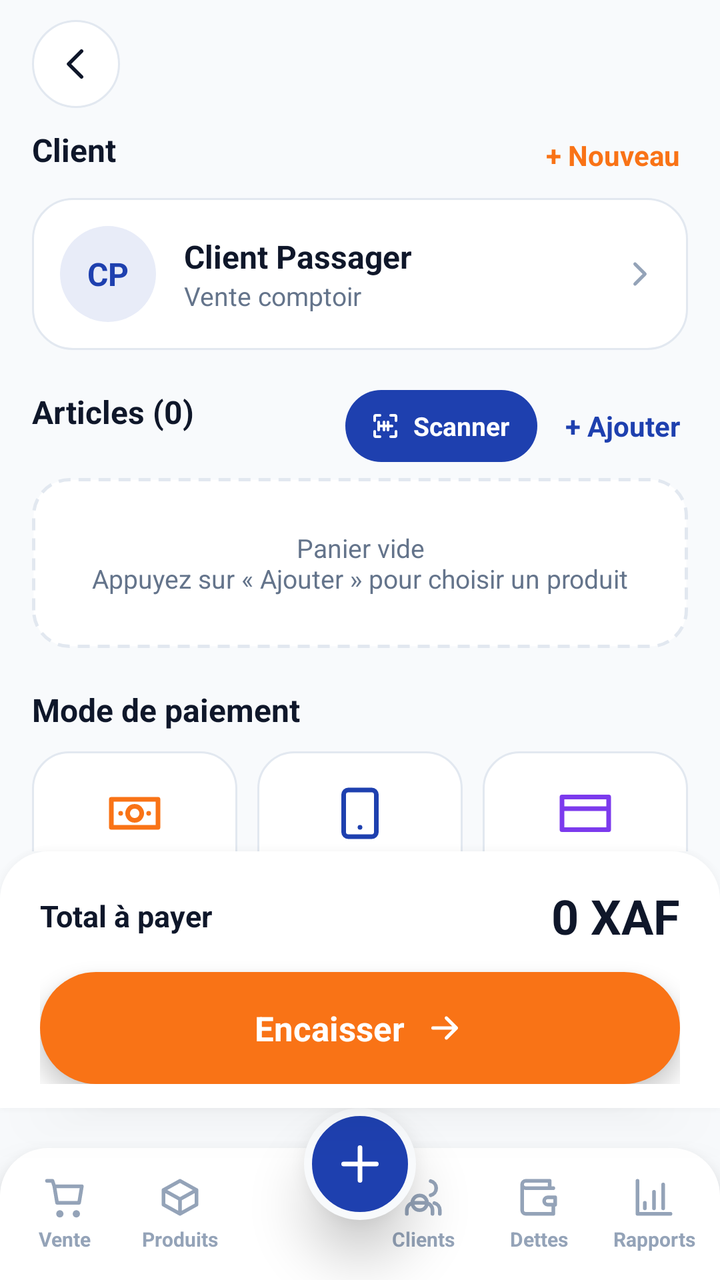
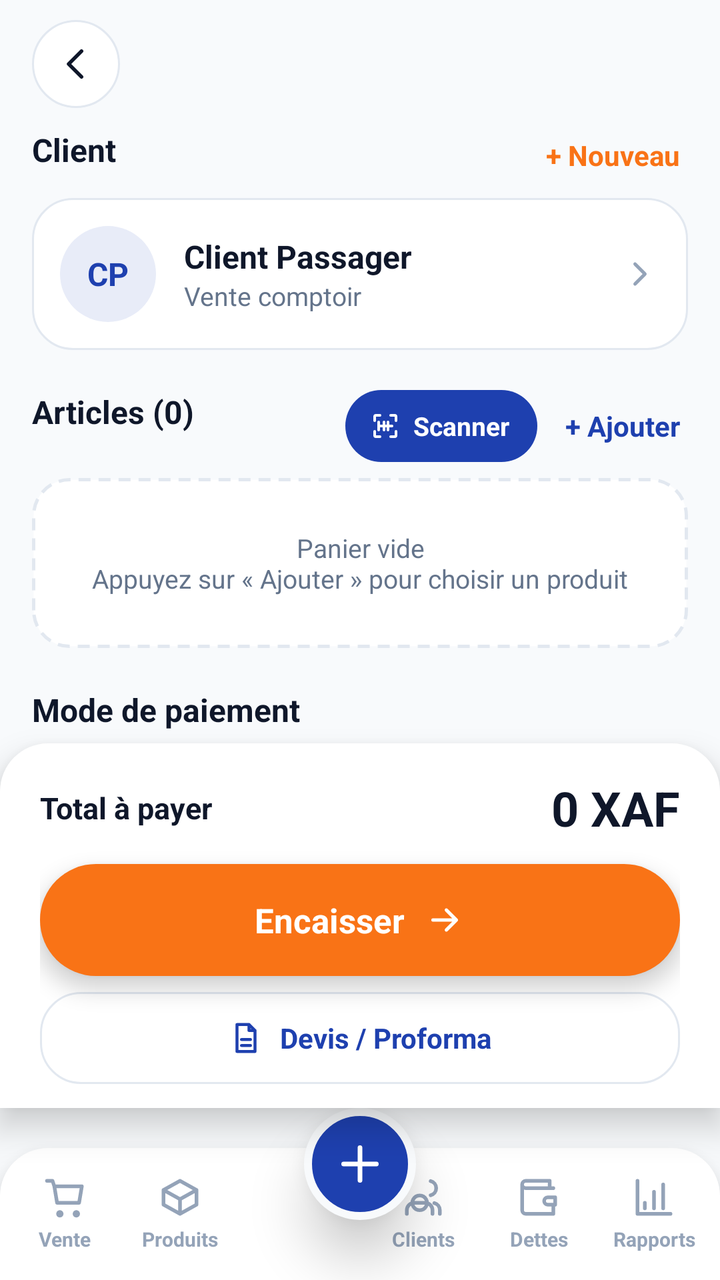

Two renders of the same Android screen: before a commit and after it. Below are the layout's source before the change and the commit's diff.
<!-- AndroidManifest.xml: application theme Theme.AfriComptaPlus -->
<!-- res/layout/activity_sale.xml -->
<?xml version="1.0" encoding="utf-8"?>
<LinearLayout xmlns:android="http://schemas.android.com/apk/res/android"
    android:layout_width="match_parent" android:layout_height="match_parent"
    android:orientation="vertical" android:background="@color/surface">

    <include layout="@layout/view_topbar"/>

    <androidx.core.widget.NestedScrollView
        android:layout_width="match_parent" android:layout_height="0dp"
        android:layout_weight="1" android:overScrollMode="never">
        <LinearLayout android:layout_width="match_parent" android:layout_height="wrap_content"
            android:orientation="vertical" android:paddingStart="16dp" android:paddingEnd="16dp"
            android:paddingBottom="12dp">

            
            <RelativeLayout android:layout_width="match_parent" android:layout_height="wrap_content"
                android:layout_marginBottom="8dp">
                <TextView style="@style/SectionTitle" android:text="Client"/>
                <TextView android:id="@+id/btnNewClient"
                    android:layout_width="wrap_content" android:layout_height="wrap_content"
                    android:layout_alignParentEnd="true" android:text="+ Nouveau"
                    android:textColor="@color/accent" android:textSize="14sp" android:textStyle="bold"
                    android:padding="4dp"/>
            </RelativeLayout>

            <LinearLayout android:id="@+id/btnSelectClient"
                android:layout_width="match_parent" android:layout_height="wrap_content"
                android:orientation="horizontal" android:gravity="center_vertical"
                android:padding="14dp" android:background="@drawable/bg_card"
                android:clickable="true" android:focusable="true">
                <TextView android:id="@+id/tvClientAvatar"
                    android:layout_width="48dp" android:layout_height="48dp"
                    android:background="@drawable/bg_avatar" android:gravity="center"
                    android:text="CP" android:textColor="@color/primary"
                    android:textSize="16sp" android:textStyle="bold"/>
                <LinearLayout android:layout_width="0dp" android:layout_height="wrap_content"
                    android:layout_weight="1" android:layout_marginStart="14dp" android:orientation="vertical">
                    <TextView android:id="@+id/tvClientSelected"
                        android:layout_width="wrap_content" android:layout_height="wrap_content"
                        android:text="Client Passager" android:textColor="@color/text_primary"
                        android:textSize="16sp" android:textStyle="bold" android:singleLine="true"/>
                    <TextView android:id="@+id/tvClientPhone"
                        android:layout_width="wrap_content" android:layout_height="wrap_content"
                        android:text="Vente comptoir" android:textColor="@color/text_secondary"
                        android:textSize="13sp"/>
                </LinearLayout>
                <ImageView android:layout_width="20dp" android:layout_height="20dp"
                    android:src="@drawable/ic_chevron" android:tint="@color/text_hint"/>
            </LinearLayout>

            
            <RelativeLayout android:layout_width="match_parent" android:layout_height="wrap_content"
                android:layout_marginTop="20dp" android:layout_marginBottom="8dp">
                <TextView android:id="@+id/tvArticlesTitle" style="@style/SectionTitle" android:text="Articles (0)"/>
                <LinearLayout android:layout_width="wrap_content" android:layout_height="wrap_content"
                    android:layout_alignParentEnd="true" android:orientation="horizontal" android:gravity="center_vertical">
                    <LinearLayout android:id="@+id/btnScan"
                        android:layout_width="wrap_content" android:layout_height="36dp"
                        android:orientation="horizontal" android:gravity="center"
                        android:paddingStart="12dp" android:paddingEnd="14dp"
                        android:background="@drawable/bg_btn_primary"
                        android:clickable="true" android:focusable="true">
                        <ImageView android:layout_width="16dp" android:layout_height="16dp"
                            android:src="@drawable/ic_scan" android:tint="@color/white"/>
                        <TextView android:layout_width="wrap_content" android:layout_height="wrap_content"
                            android:layout_marginStart="6dp" android:text="Scanner"
                            android:textColor="@color/white" android:textSize="13sp" android:textStyle="bold"/>
                    </LinearLayout>
                    <TextView android:id="@+id/btnAddProduct"
                        android:layout_width="wrap_content" android:layout_height="wrap_content"
                        android:layout_marginStart="10dp" android:text="+ Ajouter"
                        android:textColor="@color/primary" android:textSize="14sp" android:textStyle="bold"
                        android:padding="4dp"/>
                </LinearLayout>
            </RelativeLayout>

            <TextView android:id="@+id/tvEmptyCart"
                android:layout_width="match_parent" android:layout_height="wrap_content"
                android:background="@drawable/bg_dashed_box" android:gravity="center"
                android:padding="26dp" android:text="Panier vide\nAppuyez sur « Ajouter » pour choisir un produit"
                android:textColor="@color/text_secondary" android:textSize="13sp"/>

            <androidx.recyclerview.widget.RecyclerView
                android:id="@+id/rvCart"
                android:layout_width="match_parent" android:layout_height="wrap_content"
                android:nestedScrollingEnabled="false" android:overScrollMode="never"/>

            
            <TextView style="@style/SectionTitle" android:text="Mode de paiement"
                android:layout_marginTop="20dp" android:layout_marginBottom="10dp"/>

            <LinearLayout android:layout_width="match_parent" android:layout_height="wrap_content"
                android:orientation="horizontal">
                <LinearLayout android:id="@+id/payCash" style="@style/PayCard" android:layout_marginEnd="5dp">
                    <ImageView android:layout_width="28dp" android:layout_height="28dp"
                        android:src="@drawable/ic_cash" android:tint="@color/accent"/>
                    <TextView style="@style/PayLabel" android:text="Espèces"/>
                </LinearLayout>
                <LinearLayout android:id="@+id/payMobile" style="@style/PayCard" android:layout_marginStart="5dp" android:layout_marginEnd="5dp">
                    <ImageView android:layout_width="28dp" android:layout_height="28dp"
                        android:src="@drawable/ic_phone" android:tint="@color/primary"/>
                    <TextView style="@style/PayLabel" android:text="Mobile Money"/>
                </LinearLayout>
                <LinearLayout android:id="@+id/payCredit" style="@style/PayCard" android:layout_marginStart="5dp">
                    <ImageView android:layout_width="28dp" android:layout_height="28dp"
                        android:src="@drawable/ic_card" android:tint="@color/violet"/>
                    <TextView style="@style/PayLabel" android:text="Crédit"/>
                </LinearLayout>
            </LinearLayout>

            <EditText android:id="@+id/etDueDate"
                android:layout_width="match_parent" android:layout_height="wrap_content"
                android:layout_marginTop="12dp" android:hint="Échéance du crédit (AAAA-MM-JJ)"
                android:inputType="date" android:visibility="gone"/>
        </LinearLayout>
    </androidx.core.widget.NestedScrollView>

    
    <LinearLayout android:layout_width="match_parent" android:layout_height="wrap_content"
        android:orientation="vertical" android:background="@drawable/bg_sticky_bottom"
        android:elevation="10dp" android:paddingStart="20dp" android:paddingEnd="20dp"
        android:paddingTop="16dp" android:paddingBottom="12dp">

        <LinearLayout android:id="@+id/rowTaxes" android:layout_width="match_parent" android:layout_height="wrap_content"
            android:orientation="vertical" android:layout_marginBottom="8dp" android:visibility="gone">
            <LinearLayout android:layout_width="match_parent" android:layout_height="wrap_content" android:orientation="horizontal">
                <TextView android:layout_width="0dp" android:layout_height="wrap_content" android:layout_weight="1"
                    android:text="Sous-total" android:textColor="@color/text_secondary" android:textSize="13sp"/>
                <TextView android:id="@+id/tvSubtotal" android:layout_width="wrap_content" android:layout_height="wrap_content"
                    android:textColor="@color/text_primary" android:textSize="13sp"/>
            </LinearLayout>
            <LinearLayout android:layout_width="match_parent" android:layout_height="wrap_content"
                android:orientation="horizontal" android:layout_marginTop="4dp">
                <TextView android:id="@+id/tvTaxLabel" android:layout_width="0dp" android:layout_height="wrap_content" android:layout_weight="1"
                    android:text="TVA" android:textColor="@color/text_secondary" android:textSize="13sp"/>
                <TextView android:id="@+id/tvTaxAmount" android:layout_width="wrap_content" android:layout_height="wrap_content"
                    android:textColor="@color/text_primary" android:textSize="13sp"/>
            </LinearLayout>
        </LinearLayout>

        <LinearLayout android:layout_width="match_parent" android:layout_height="wrap_content"
            android:orientation="horizontal" android:gravity="center_vertical">
            <TextView android:layout_width="0dp" android:layout_height="wrap_content"
                android:layout_weight="1" android:text="Total à payer"
                android:textColor="@color/text_primary" android:textSize="15sp" android:textStyle="bold"/>
            <TextView android:id="@+id/tvTotal"
                android:layout_width="wrap_content" android:layout_height="wrap_content"
                android:text="0 XAF" android:textColor="@color/text_primary"
                android:textSize="24sp" android:textStyle="bold"/>
        </LinearLayout>

        <LinearLayout android:id="@+id/btnFinalizeSale"
            android:layout_width="match_parent" android:layout_height="56dp"
            android:layout_marginTop="12dp" android:orientation="horizontal"
            android:gravity="center" android:background="@drawable/bg_btn_cta"
            android:elevation="6dp" android:clickable="true" android:focusable="true">
            <TextView android:layout_width="wrap_content" android:layout_height="wrap_content"
                android:text="Encaisser" android:textColor="@color/white"
                android:textSize="17sp" android:textStyle="bold"/>
            <ImageView android:layout_width="20dp" android:layout_height="20dp"
                android:layout_marginStart="10dp" android:src="@drawable/ic_arrow_right"
                android:tint="@color/white"/>
        </LinearLayout>
    </LinearLayout>

    <include layout="@layout/view_bottom_nav"/>
</LinearLayout>
<!-- res/layout/view_topbar.xml (included above) -->
<?xml version="1.0" encoding="utf-8"?>
<LinearLayout xmlns:android="http://schemas.android.com/apk/res/android"
    android:id="@+id/topBar"
    android:layout_width="match_parent" android:layout_height="64dp"
    android:orientation="horizontal" android:gravity="center_vertical"
    android:paddingStart="16dp" android:paddingEnd="16dp"
    android:background="@color/surface">

    <ImageView android:id="@+id/btnBack"
        android:layout_width="44dp" android:layout_height="44dp"
        android:background="@drawable/bg_circle_btn" android:padding="11dp"
        android:src="@drawable/ic_back" android:tint="@color/text_primary"
        android:contentDescription="Retour" android:clickable="true" android:focusable="true"/>

    <TextView android:id="@+id/tvScreenTitle"
        android:layout_width="0dp" android:layout_height="wrap_content"
        android:layout_weight="1" android:layout_marginStart="14dp"
        android:text="" android:textColor="@color/text_primary"
        android:textSize="22sp" android:textStyle="bold" android:singleLine="true"/>

    <LinearLayout android:id="@+id/btnTopAction"
        android:layout_width="wrap_content" android:layout_height="42dp"
        android:orientation="horizontal" android:gravity="center"
        android:paddingStart="16dp" android:paddingEnd="18dp"
        android:background="@drawable/bg_btn_primary" android:visibility="gone"
        android:clickable="true" android:focusable="true">
        <ImageView android:id="@+id/ivTopAction" android:layout_width="16dp" android:layout_height="16dp"
            android:src="@drawable/ic_plus" android:tint="@color/white"/>
        <TextView android:id="@+id/tvTopAction"
            android:layout_width="wrap_content" android:layout_height="wrap_content"
            android:layout_marginStart="6dp" android:text="Ajouter"
            android:textColor="@color/white" android:textSize="13sp" android:textStyle="bold"/>
    </LinearLayout>
</LinearLayout>
<!-- res/layout/view_bottom_nav.xml (included above) -->
<?xml version="1.0" encoding="utf-8"?>
<FrameLayout xmlns:android="http://schemas.android.com/apk/res/android"
    android:id="@+id/bottomNav"
    android:layout_width="match_parent" android:layout_height="86dp">

    <LinearLayout android:layout_width="match_parent" android:layout_height="66dp"
        android:layout_gravity="bottom" android:orientation="horizontal"
        android:background="@drawable/bg_sticky_bottom" android:elevation="12dp"
        android:paddingStart="4dp" android:paddingEnd="4dp">
        <LinearLayout android:id="@+id/navSale" android:layout_width="0dp" android:layout_height="match_parent"
            android:layout_weight="1" android:layout_margin="6dp" android:gravity="center" android:orientation="vertical"
            android:background="?attr/selectableItemBackgroundBorderless" android:clickable="true" android:focusable="true">
            <ImageView android:id="@+id/navSaleIcon" android:layout_width="22dp" android:layout_height="22dp"
                android:src="@drawable/ic_cart" android:tint="@color/nav_item"/>
            <TextView android:id="@+id/navSaleLabel" android:layout_width="wrap_content" android:layout_height="wrap_content"
                android:layout_marginTop="3dp" android:text="Vente" android:textSize="10sp" android:textStyle="bold"
                android:textColor="@color/nav_item"/>
        </LinearLayout>
        <LinearLayout android:id="@+id/navProducts" android:layout_width="0dp" android:layout_height="match_parent"
            android:layout_weight="1" android:layout_margin="6dp" android:gravity="center" android:orientation="vertical"
            android:background="?attr/selectableItemBackgroundBorderless" android:clickable="true" android:focusable="true">
            <ImageView android:id="@+id/navProductsIcon" android:layout_width="22dp" android:layout_height="22dp"
                android:src="@drawable/ic_box" android:tint="@color/nav_item"/>
            <TextView android:id="@+id/navProductsLabel" android:layout_width="wrap_content" android:layout_height="wrap_content"
                android:layout_marginTop="3dp" android:text="Produits" android:textSize="10sp" android:textStyle="bold"
                android:textColor="@color/nav_item"/>
        </LinearLayout>
        <View android:layout_width="64dp" android:layout_height="match_parent"/>
        <LinearLayout android:id="@+id/navClients" android:layout_width="0dp" android:layout_height="match_parent"
            android:layout_weight="1" android:layout_margin="6dp" android:gravity="center" android:orientation="vertical"
            android:background="?attr/selectableItemBackgroundBorderless" android:clickable="true" android:focusable="true">
            <ImageView android:id="@+id/navClientsIcon" android:layout_width="22dp" android:layout_height="22dp"
                android:src="@drawable/ic_users" android:tint="@color/nav_item"/>
            <TextView android:id="@+id/navClientsLabel" android:layout_width="wrap_content" android:layout_height="wrap_content"
                android:layout_marginTop="3dp" android:text="Clients" android:textSize="10sp" android:textStyle="bold"
                android:textColor="@color/nav_item"/>
        </LinearLayout>
        <LinearLayout android:id="@+id/navDebts" android:layout_width="0dp" android:layout_height="match_parent"
            android:layout_weight="1" android:layout_margin="6dp" android:gravity="center" android:orientation="vertical"
            android:background="?attr/selectableItemBackgroundBorderless" android:clickable="true" android:focusable="true">
            <ImageView android:id="@+id/navDebtsIcon" android:layout_width="22dp" android:layout_height="22dp"
                android:src="@drawable/ic_wallet" android:tint="@color/nav_item"/>
            <TextView android:id="@+id/navDebtsLabel" android:layout_width="wrap_content" android:layout_height="wrap_content"
                android:layout_marginTop="3dp" android:text="Dettes" android:textSize="10sp" android:textStyle="bold"
                android:textColor="@color/nav_item"/>
        </LinearLayout>
        <LinearLayout android:id="@+id/navReports" android:layout_width="0dp" android:layout_height="match_parent"
            android:layout_weight="1" android:layout_margin="6dp" android:gravity="center" android:orientation="vertical"
            android:background="?attr/selectableItemBackgroundBorderless" android:clickable="true" android:focusable="true">
            <ImageView android:id="@+id/navReportsIcon" android:layout_width="22dp" android:layout_height="22dp"
                android:src="@drawable/ic_chart" android:tint="@color/nav_item"/>
            <TextView android:id="@+id/navReportsLabel" android:layout_width="wrap_content" android:layout_height="wrap_content"
                android:layout_marginTop="3dp" android:text="Rapports" android:textSize="10sp" android:textStyle="bold"
                android:textColor="@color/nav_item"/>
        </LinearLayout>
    </LinearLayout>

    <ImageButton android:id="@+id/navFab" android:layout_width="56dp" android:layout_height="56dp"
        android:layout_gravity="top|center_horizontal" android:elevation="16dp"
        android:background="@drawable/bg_fab" android:src="@drawable/ic_plus" android:tint="@color/white"
        android:contentDescription="Actions rapides" android:padding="14dp" android:scaleType="fitCenter"/>
</FrameLayout>
<!-- resources referenced by this layout -->
<resources>
  <color name="accent">#F97316</color>
  <color name="primary">#1E40AF</color>
  <color name="surface">#F8FAFC</color>
  <color name="text_hint">#94A3B8</color>
  <color name="text_primary">#0F172A</color>
  <color name="text_secondary">#64748B</color>
  <color name="violet">#7C3AED</color>
  <color name="white">#FFFFFF</color>
  <!-- drawable bg_avatar (drawable) -->
  <?xml version="1.0" encoding="utf-8"?>
  <shape xmlns:android="http://schemas.android.com/apk/res/android" android:shape="oval">
      <solid android:color="@color/primary_soft"/>
  </shape>
  <!-- drawable bg_btn_cta (drawable) -->
  <?xml version="1.0" encoding="utf-8"?>
  <ripple xmlns:android="http://schemas.android.com/apk/res/android" android:color="#33FFFFFF">
      <item><shape android:shape="rectangle"><solid android:color="@color/accent"/><corners android:radius="28dp"/></shape></item>
  </ripple>
  <!-- drawable bg_btn_primary (drawable) -->
  <?xml version="1.0" encoding="utf-8"?>
  <ripple xmlns:android="http://schemas.android.com/apk/res/android" android:color="#33FFFFFF">
      <item><shape android:shape="rectangle"><solid android:color="@color/primary"/><corners android:radius="28dp"/></shape></item>
  </ripple>
  <!-- drawable bg_card (drawable) -->
  <?xml version="1.0" encoding="utf-8"?>
  <shape xmlns:android="http://schemas.android.com/apk/res/android" android:shape="rectangle">
      <solid android:color="@color/white"/>
      <stroke android:width="1dp" android:color="@color/border"/>
      <corners android:radius="20dp"/>
  </shape>
  <!-- drawable bg_circle_btn (drawable) -->
  <?xml version="1.0" encoding="utf-8"?>
  <shape xmlns:android="http://schemas.android.com/apk/res/android" android:shape="oval">
      <solid android:color="@color/white"/>
      <stroke android:width="1dp" android:color="@color/border"/>
  </shape>
  <!-- drawable bg_fab (drawable) -->
  <?xml version="1.0" encoding="utf-8"?>
  <shape xmlns:android="http://schemas.android.com/apk/res/android" android:shape="oval">
      <solid android:color="@color/primary"/>
      <stroke android:width="4dp" android:color="@color/surface"/>
  </shape>
  <!-- drawable bg_sticky_bottom (drawable) -->
  <?xml version="1.0" encoding="utf-8"?>
  <shape xmlns:android="http://schemas.android.com/apk/res/android" android:shape="rectangle">
      <solid android:color="@color/white"/>
      <corners android:topLeftRadius="24dp" android:topRightRadius="24dp"/>
  </shape>
  <color name="primary_soft">#E8ECF8</color>
  <color name="border">#E2E8F0</color>
  <!-- drawable bg_pay_card_state (drawable) -->
  <?xml version="1.0" encoding="utf-8"?>
  <selector xmlns:android="http://schemas.android.com/apk/res/android">
      <item android:state_selected="true" android:drawable="@drawable/bg_pay_card_selected"/>
      <item android:drawable="@drawable/bg_pay_card"/>
  </selector>
  <color name="primary_dark">#1E3A8A</color>
  <style name="AppDialog" parent="Theme.MaterialComponents.Light.Dialog.Alert">
          <item name="colorPrimary">@color/primary</item>
          <item name="colorAccent">@color/primary</item>
          <item name="android:textColorPrimary">@color/text_primary</item>
      </style>
  <!-- drawable bg_pay_card (drawable) -->
  <?xml version="1.0" encoding="utf-8"?>
  <shape xmlns:android="http://schemas.android.com/apk/res/android" android:shape="rectangle">
      <solid android:color="@color/white"/>
      <stroke android:width="1dp" android:color="@color/border"/>
      <corners android:radius="18dp"/>
  </shape>
  <color name="accent_soft">#FEEFE3</color>
  <!-- unchanged entries left out for length: 21 -->
</resources>

<!-- the commit's change to res/layout/activity_sale.xml (unified diff, before → after) -->
@@ -161,6 +161,17 @@
                 android:layout_marginStart="10dp" android:src="@drawable/ic_arrow_right"
                 android:tint="@color/white"/>
         </LinearLayout>
+
+        <LinearLayout android:id="@+id/btnQuote"
+            android:layout_width="match_parent" android:layout_height="46dp"
+            android:layout_marginTop="8dp" android:gravity="center" android:orientation="horizontal"
+            android:background="@drawable/bg_card" android:clickable="true" android:focusable="true">
+            <ImageView android:layout_width="18dp" android:layout_height="18dp"
+                android:src="@drawable/ic_file" android:tint="@color/primary"/>
+            <TextView android:layout_width="wrap_content" android:layout_height="wrap_content"
+                android:layout_marginStart="8dp" android:text="Devis / Proforma"
+                android:textColor="@color/primary" android:textSize="14sp" android:textStyle="bold"/>
+        </LinearLayout>
     </LinearLayout>
 
     <include layout="@layout/view_bottom_nav"/>
<!-- resource entries referenced after the edit -->
@@ -48,6 +48,13 @@
       <solid android:color="@color/white"/>
       <corners android:topLeftRadius="24dp" android:topRightRadius="24dp"/>
   </shape>
+  <!-- drawable ic_file (drawable) -->
+  <?xml version="1.0" encoding="utf-8"?>
+  <vector xmlns:android="http://schemas.android.com/apk/res/android"
+      android:width="24dp" android:height="24dp" android:viewportWidth="24" android:viewportHeight="24">
+      <path android:pathData="M6,3h8l4,4v14H6z M14,3v4h4 M9,13h6 M9,17h6" android:strokeColor="#FF000000" android:strokeWidth="2"
+          android:strokeLineCap="round" android:strokeLineJoin="round" android:fillColor="#00000000"/>
+  </vector>
   <color name="primary_soft">#E8ECF8</color>
   <color name="border">#E2E8F0</color>
   <!-- drawable bg_pay_card_state (drawable) -->
